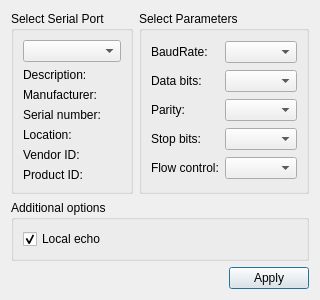
This is settingsdialog.ui in nghtsnw/etrodiag as Qt 5 draws it before an edit. The edited form follows.
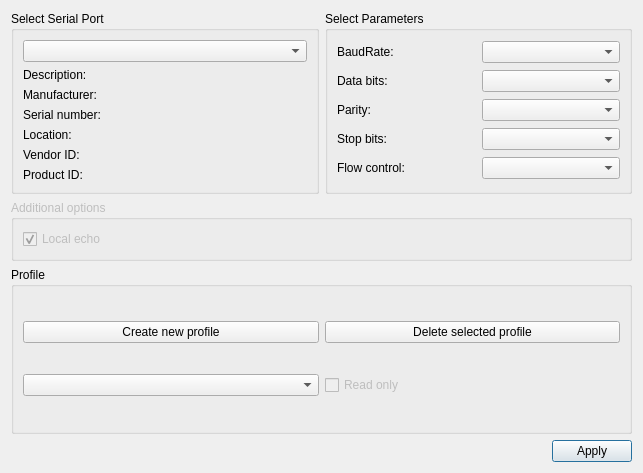
This is the edited form.

```diff
--- a/settingsdialog.ui
+++ b/settingsdialog.ui
@@ -6,8 +6,8 @@
    <rect>
     <x>0</x>
     <y>0</y>
-    <width>281</width>
-    <height>262</height>
+    <width>643</width>
+    <height>473</height>
    </rect>
   </property>
   <property name="windowTitle">
@@ -127,8 +127,14 @@
      </layout>
     </widget>
    </item>
-   <item row="2" column="0" colspan="2">
+   <item row="3" column="0" colspan="2">
     <layout class="QHBoxLayout" name="horizontalLayout">
+     <property name="spacing">
+      <number>6</number>
+     </property>
+     <property name="sizeConstraint">
+      <enum>QLayout::SetMinimumSize</enum>
+     </property>
      <item>
       <spacer name="horizontalSpacer">
        <property name="orientation">
@@ -153,6 +159,15 @@
    </item>
    <item row="1" column="0" colspan="2">
     <widget class="QGroupBox" name="additionalOptionsGroupBox">
+     <property name="enabled">
+      <bool>false</bool>
+     </property>
+     <property name="sizePolicy">
+      <sizepolicy hsizetype="Preferred" vsizetype="Fixed">
+       <horstretch>0</horstretch>
+       <verstretch>0</verstretch>
+      </sizepolicy>
+     </property>
      <property name="title">
       <string>Additional options</string>
      </property>
@@ -170,6 +185,58 @@
      </layout>
     </widget>
    </item>
+   <item row="2" column="0" colspan="2">
+    <widget class="QGroupBox" name="profileBox">
+     <property name="sizePolicy">
+      <sizepolicy hsizetype="Expanding" vsizetype="Expanding">
+       <horstretch>0</horstretch>
+       <verstretch>0</verstretch>
+      </sizepolicy>
+     </property>
+     <property name="title">
+      <string>Profile</string>
+     </property>
+     <layout class="QGridLayout" name="gridLayout_4">
+      <item row="0" column="0">
+       <widget class="QPushButton" name="newProfileButton">
+        <property name="text">
+         <string>Create new profile</string>
+        </property>
+       </widget>
+      </item>
+      <item row="0" column="1">
+       <widget class="QPushButton" name="deleteProfileButton">
+        <property name="text">
+         <string>Delete selected profile</string>
+        </property>
+       </widget>
+      </item>
+      <item row="1" column="0">
+       <widget class="QComboBox" name="profileSelectBox">
+        <property name="editable">
+         <bool>false</bool>
+        </property>
+        <property name="currentText">
+         <string/>
+        </property>
+        <property name="currentIndex">
+         <number>-1</number>
+        </property>
+       </widget>
+      </item>
+      <item row="1" column="1">
+       <widget class="QCheckBox" name="profileCheckRO">
+        <property name="enabled">
+         <bool>false</bool>
+        </property>
+        <property name="text">
+         <string>Read only</string>
+        </property>
+       </widget>
+      </item>
+     </layout>
+    </widget>
+   </item>
   </layout>
  </widget>
  <resources/>
```
